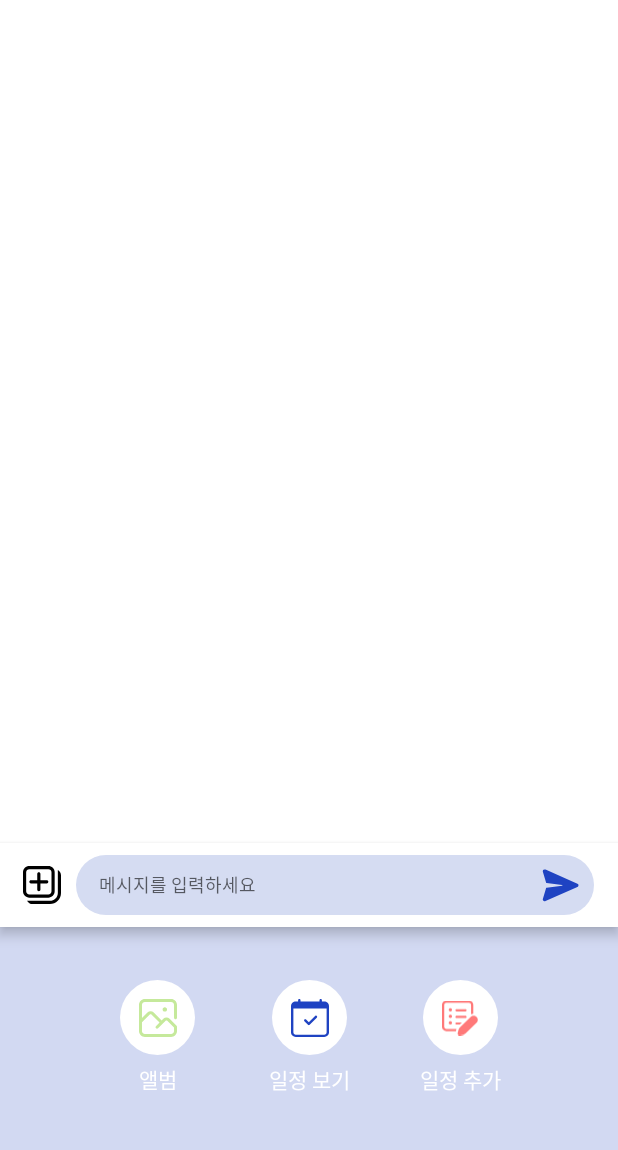
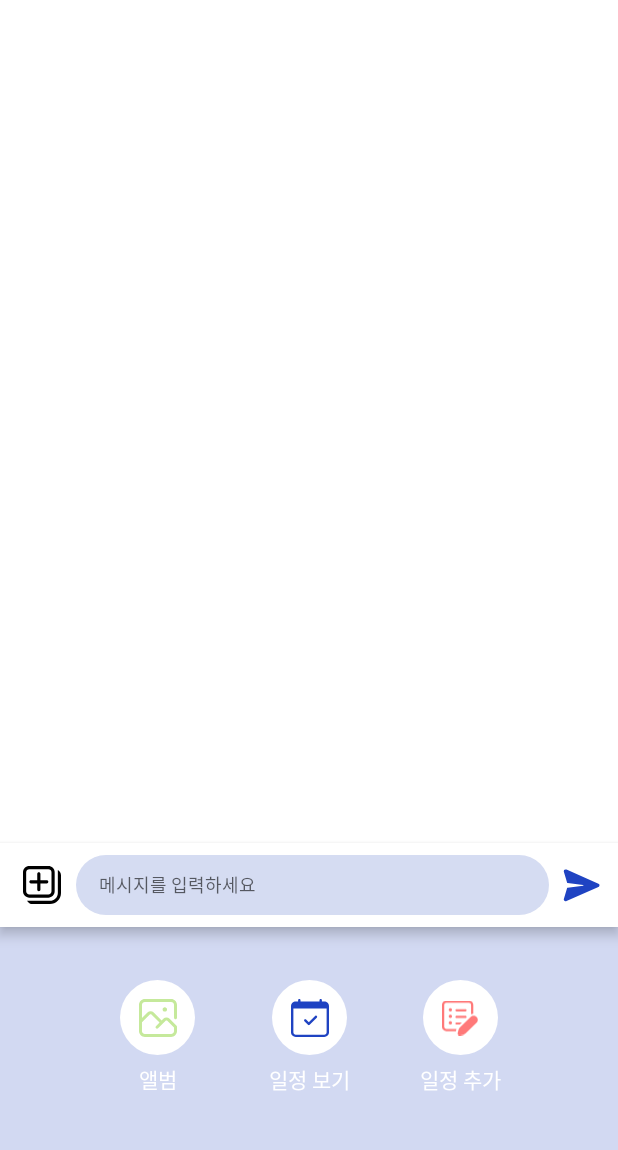
Before and after one commit to DSM-JAVA-PROJECT/Project-Flow_Android, an Android app: the fragment ChatFragment placed in its activity, after a tap on an icon or button, on a phone screen of 412 x 824 dp, the part 84-1234 px from its top. Run offline under Robolectric (Android 15) with nearby library versions, the phone set to English and light mode, and no system bars; libraries missing offline, so code that uses them is left out: hu.akarnokd.rxjava3, io.socket.client, io.socket.emitter, io.socket.engineio; network calls fail; pictures from the network do not load; 9 statements that could not run were skipped.

Commit message:
[STYLE] Chat ui attribute change

```diff
--- a/app/src/main/res/layout/chat_item_mine.xml
+++ b/app/src/main/res/layout/chat_item_mine.xml
@@ -9,8 +9,9 @@
     <androidx.cardview.widget.CardView
         android:id="@+id/cardView"
         android:layout_width="wrap_content"
-        android:layout_height="36dp"
+        android:layout_height="wrap_content"
         android:layout_margin="15dp"
+        android:layout_marginStart="100dp"
         android:backgroundTint="@color/color_flow"
         app:cardCornerRadius="10dp"
         app:layout_constraintBottom_toBottomOf="parent"
@@ -24,9 +25,9 @@
             android:layout_gravity="center"
             android:layout_margin="10dp"
             android:fontFamily="@font/font_roboto_regular"
-            android:maxLength="20"
             android:paddingStart="5dp"
             android:paddingEnd="5dp"
+            android:maxWidth="260dp"
             android:textColor="@color/white" />
 
     </androidx.cardview.widget.CardView>
--- a/app/src/main/res/layout/chat_item_other.xml
+++ b/app/src/main/res/layout/chat_item_other.xml
@@ -47,7 +47,7 @@
             android:layout_height="wrap_content"
             android:layout_gravity="center"
             android:layout_margin="10dp"
-            android:maxLength="20"
+            android:maxWidth="260dp"
             android:textColor="@color/black"
             android:fontFamily="@font/font_roboto_regular"/>
 
--- a/app/src/main/res/layout/fragment_chat.xml
+++ b/app/src/main/res/layout/fragment_chat.xml
@@ -83,7 +83,7 @@
 
         <EditText
             android:id="@+id/chat_input_et"
-            android:layout_width="345dp"
+            android:layout_width="315dp"
             android:layout_height="40dp"
             android:layout_marginStart="10dp"
             android:background="@drawable/chat_et_radius"
@@ -99,11 +99,11 @@
             android:id="@+id/chat_send_iv"
             android:layout_width="wrap_content"
             android:layout_height="wrap_content"
-            android:layout_marginEnd="10dp"
             android:src="@drawable/ic_chat_send"
-            app:layout_constraintBottom_toBottomOf="@+id/chat_input_et"
-            app:layout_constraintEnd_toEndOf="@+id/chat_input_et"
-            app:layout_constraintTop_toTopOf="@+id/chat_input_et" />
+            android:layout_marginEnd="12dp"
+            app:layout_constraintBottom_toBottomOf="parent"
+            app:layout_constraintEnd_toEndOf="parent"
+            app:layout_constraintTop_toTopOf="parent" />
 
     </androidx.constraintlayout.widget.ConstraintLayout>
 
```
